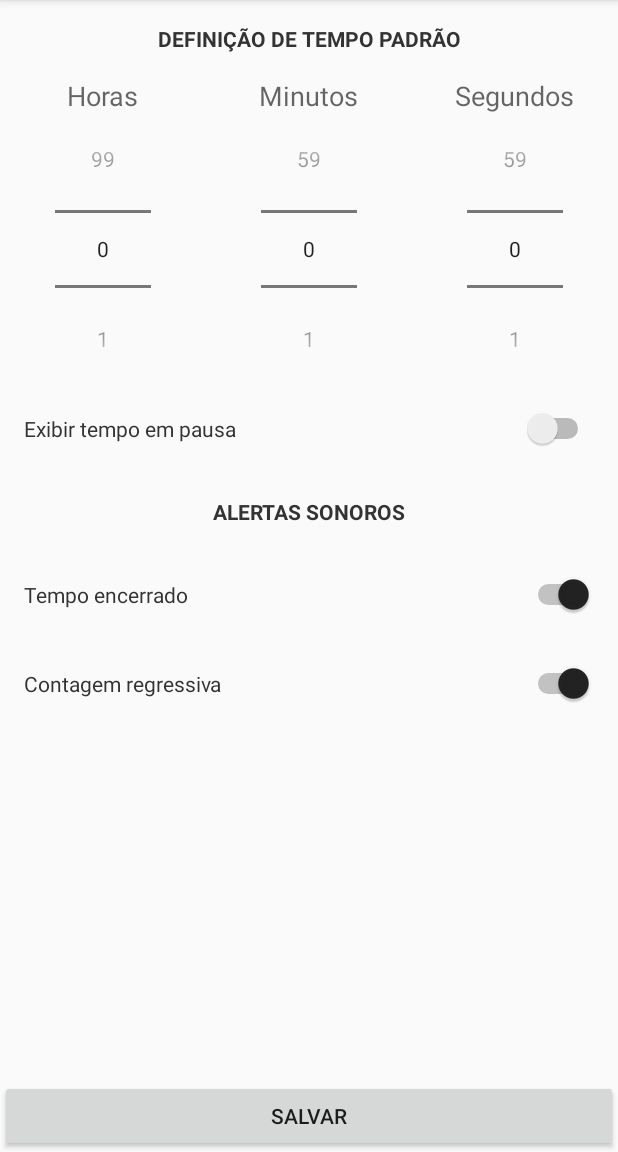
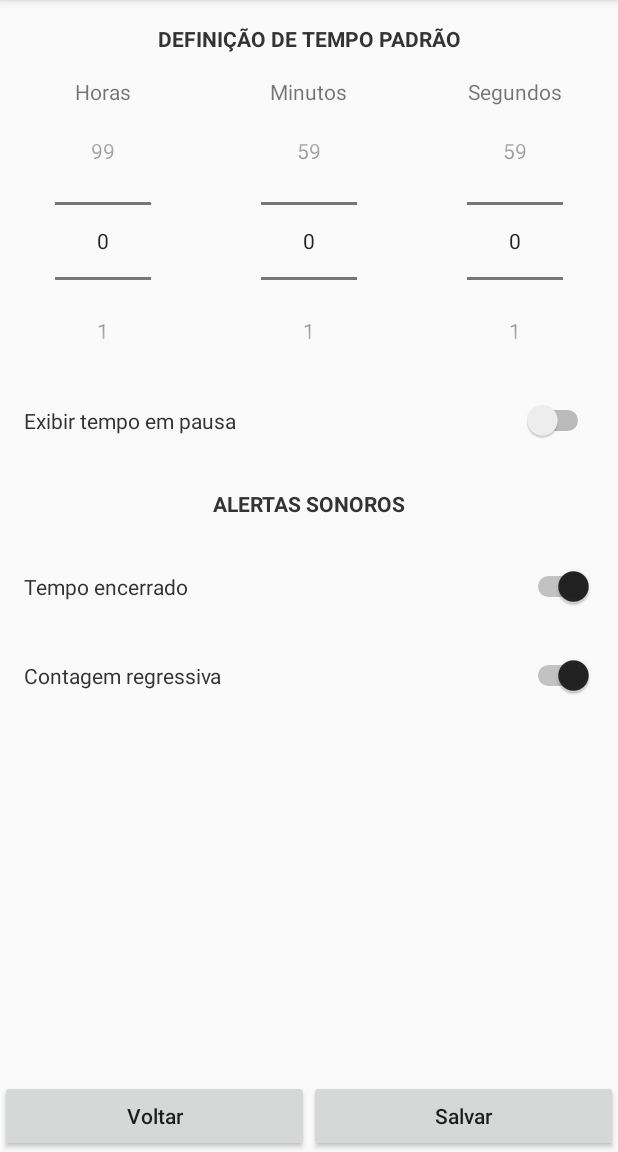
Before and after one commit to demetriosmiguel/AmpulhetaDigital, an Android app: the ConfiguracaoActivity screen opened directly, with no data from a screen before it, on a phone screen of 412 x 824 dp, the part 84-1236 px from its top. Run offline under Robolectric (Android 15) with nearby library versions, the phone set to English and light mode, and no system bars.

Commit message:
Adicionado botões de voltar nas telas de configuração e tarefas. Ajustes de interface com tamanhos de textos menores e capitalizados.

```diff
--- a/app/src/main/java/com/example/demtriosmiguel/ampulhetadigital/ConfiguracaoActivity.java
+++ b/app/src/main/java/com/example/demtriosmiguel/ampulhetadigital/ConfiguracaoActivity.java
@@ -28,6 +28,7 @@ public class ConfiguracaoActivity extends AppCompatActivity {
     private Switch switchTempoEncerrado;
     private Switch switchContagemRegressiva;
 
+    private Button btnVoltar;
     private Button btnSalvar;
 
     @Override
@@ -65,6 +66,14 @@ public class ConfiguracaoActivity extends AppCompatActivity {
         switchContagemRegressiva = (Switch) findViewById(R.id.switchContagemRegressiva);
         switchContagemRegressiva.setChecked(preferencias.getBoolean(SOM_CONTAGEM_REGRESSIVA, true));
 
+        btnVoltar = (Button) findViewById(R.id.buttonVoltarPreferencias);
+        btnVoltar.setOnClickListener(new View.OnClickListener() {
+            @Override
+            public void onClick(View view) {
+                finish();
+            }
+        });
+
         btnSalvar = (Button) findViewById(R.id.buttonSalvarPreferencias);
 
         btnSalvar.setOnClickListener(new View.OnClickListener() {
--- a/app/src/main/java/com/example/demtriosmiguel/ampulhetadigital/MainActivity.java
+++ b/app/src/main/java/com/example/demtriosmiguel/ampulhetadigital/MainActivity.java
@@ -268,14 +268,17 @@ public class MainActivity extends AppCompatActivity {
         Button btnCancelar = (Button) dialog.findViewById(R.id.buttonCancelar);
 
         final NumberPicker npHoras = (NumberPicker) dialog.findViewById(R.id.numberPickerHoras);
+        npHoras.setDescendantFocusability(NumberPicker.FOCUS_BLOCK_DESCENDANTS);
         npHoras.setMaxValue(99);
         npHoras.setMinValue(0);
 
         final NumberPicker npMinutos = (NumberPicker) dialog.findViewById(R.id.numberPickerMinutos);
+        npMinutos.setDescendantFocusability(NumberPicker.FOCUS_BLOCK_DESCENDANTS);
         npMinutos.setMaxValue(59);
         npMinutos.setMinValue(0);
 
         final NumberPicker npSegundos = (NumberPicker) dialog.findViewById(R.id.numberPickerSegundos);
+        npSegundos.setDescendantFocusability(NumberPicker.FOCUS_BLOCK_DESCENDANTS);
         npSegundos.setMaxValue(59);
         npSegundos.setMinValue(0);
 
--- a/app/src/main/res/layout/activity_configuracao.xml
+++ b/app/src/main/res/layout/activity_configuracao.xml
@@ -8,7 +8,7 @@
         android:layout_height="wrap_content"
         android:layout_alignParentTop="true"
         android:layout_alignParentLeft="true"
-        android:layout_above="@+id/buttonSalvarPreferencias">
+        android:layout_above="@+id/linearLayoutBotoesConfiguracao">
 
         <LinearLayout
             android:orientation="vertical"
@@ -42,7 +42,7 @@
                     <TextView
                         android:layout_width="wrap_content"
                         android:layout_height="wrap_content"
-                        android:textAppearance="?android:attr/textAppearanceMedium"
+                        android:textAppearance="?android:attr/textAppearanceSmall"
                         android:text="@string/textview_horas"
                         android:id="@+id/textViewHoras" />
 
@@ -63,7 +63,7 @@
                     <TextView
                         android:layout_width="wrap_content"
                         android:layout_height="wrap_content"
-                        android:textAppearance="?android:attr/textAppearanceMedium"
+                        android:textAppearance="?android:attr/textAppearanceSmall"
                         android:text="@string/textview_minutos"
                         android:id="@+id/textViewMinutos" />
 
@@ -84,7 +84,7 @@
                     <TextView
                         android:layout_width="wrap_content"
                         android:layout_height="wrap_content"
-                        android:textAppearance="?android:attr/textAppearanceMedium"
+                        android:textAppearance="?android:attr/textAppearanceSmall"
                         android:text="@string/textview_segundos"
                         android:id="@+id/textViewSegundos" />
 
@@ -189,13 +189,50 @@
         </LinearLayout>
     </ScrollView>
 
-    <Button
+    <LinearLayout
+        android:id="@+id/linearLayoutBotoesConfiguracao"
         android:layout_width="match_parent"
         android:layout_height="wrap_content"
-        android:text="@string/button_salvar"
-        android:id="@+id/buttonSalvarPreferencias"
-        android:layout_gravity="center_horizontal"
+        android:orientation="horizontal"
+        android:weightSum="2"
+        android:baselineAligned="false"
         android:layout_alignParentBottom="true"
-        android:layout_centerHorizontal="true" />
+        android:layout_centerHorizontal="true">
+
+        <LinearLayout
+            android:layout_width="0dp"
+            android:layout_height="match_parent"
+            android:orientation="vertical"
+            android:layout_weight="1"
+            android:gravity="center_horizontal">
+
+            <Button
+                android:layout_width="match_parent"
+                android:layout_height="wrap_content"
+                android:text="@string/button_voltar"
+                android:id="@+id/buttonVoltarPreferencias"
+                android:layout_gravity="center_horizontal"
+                android:textAllCaps="false" />
+
+        </LinearLayout>
+
+        <LinearLayout
+            android:layout_width="0dp"
+            android:layout_height="match_parent"
+            android:orientation="vertical"
+            android:layout_weight="1"
+            android:gravity="center_horizontal">
+
+            <Button
+                android:layout_width="match_parent"
+                android:layout_height="wrap_content"
+                android:text="@string/button_salvar"
+                android:id="@+id/buttonSalvarPreferencias"
+                android:layout_gravity="center_horizontal"
+                android:textAllCaps="false" />
+
+        </LinearLayout>
+
+    </LinearLayout>
 
 </RelativeLayout>
--- a/app/src/main/res/layout/dialog_nova_tarefa.xml
+++ b/app/src/main/res/layout/dialog_nova_tarefa.xml
@@ -8,14 +8,15 @@
     <EditText
         android:layout_width="match_parent"
         android:layout_height="wrap_content"
-        android:inputType="textPersonName"
         android:id="@+id/editTextNovaTarefa"
+        android:inputType="textCapSentences"
         android:hint="Nome da tarefa" />
 
     <Button
         android:layout_width="match_parent"
         android:layout_height="wrap_content"
         android:text="@string/button_salvar"
-        android:id="@+id/buttonSalvarNovaTarefa" />
+        android:id="@+id/buttonSalvarNovaTarefa"
+        android:textAllCaps="false" />
 
 </LinearLayout>
--- a/app/src/main/res/values/strings.xml
+++ b/app/src/main/res/values/strings.xml
@@ -17,14 +17,15 @@
     <string name="textview_minutos_padrao">MINUTOS</string>
     <string name="textview_segundos_padrao">SEGUNDOS</string>
     <string name="textview_horas_padrao">HORAS</string>
-    <string name="button_salvar">SALVAR</string>
+    <string name="button_salvar">Salvar</string>
     <string name="textview_tarefa">TAREFA:</string>
     <string name="textview_lista_tarefas">LISTA DE TAREFAS</string>
-    <string name="button_atualizar">ATUALIZAR</string>
-    <string name="button_excluir">EXCLUIR</string>
-    <string name="button_nova_tarefa">NOVA TAREFA</string>
+    <string name="button_atualizar">Atualizar</string>
+    <string name="button_excluir">Excluir</string>
+    <string name="button_nova_tarefa">Nova</string>
     <string name="textview_alerta_sonoro">ALERTAS SONOROS</string>
     <string name="textview_tempo_em_pausa">TEMPO EM PAUSA:</string>
     <string name="textview_exibir_tempo_em_pausa">Exibir tempo em pausa</string>
+    <string name="button_voltar">Voltar</string>
 
 </resources>
```
Also changed, not shown: app/src/main/java/com/example/demtriosmiguel/ampulhetadigital/TarefasActivity.java (+9 -0 lines), app/src/main/res/layout/activity_tarefas.xml (+41 -5 lines), app/src/main/res/layout/dialog_definir_tempo.xml (+11 -7 lines), app/src/main/res/layout/dialog_edicao_tarefa.xml (+6 -3 lines).
